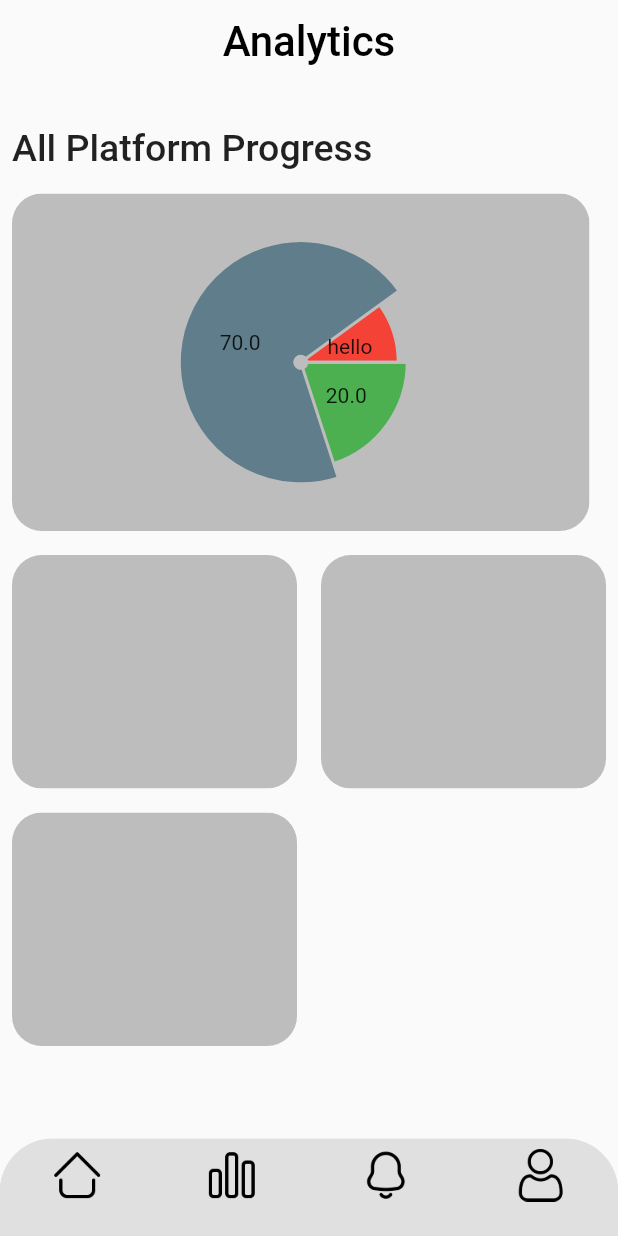
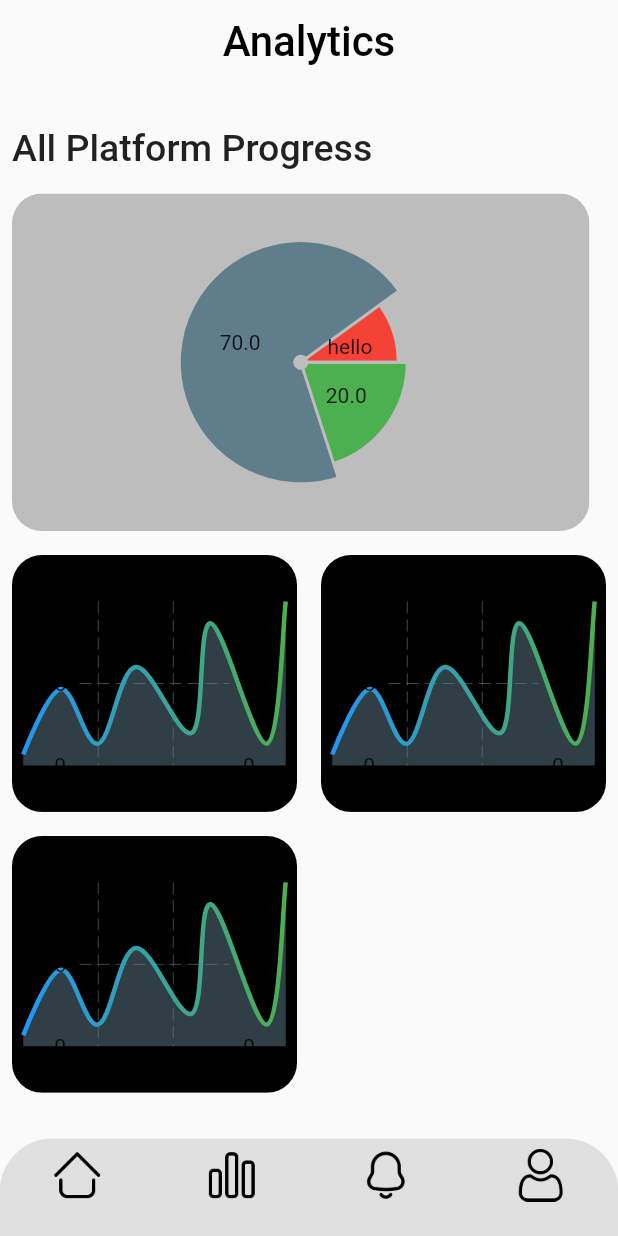
Before and after one commit to Adomakojohn/quizapp, a Flutter app: the screen it shows after launch, item 2 of the bottom bar chosen, on a phone screen of 412 x 824 dp. Run offline on Flutter 3.47's test engine with Material 2 defaults, Android fonts, the phone set to English and light mode, and no system bars; drawn by our look-alikes of fl_chart; our stand-ins replace percent_indicator.

Commit message:
progress on analytics screen

```diff
--- a/lib/models/category_model.dart
+++ b/lib/models/category_model.dart
@@ -1,5 +1,8 @@
+import 'dart:math';
+
 import 'package:flutter/material.dart';
 import 'package:quizapp/screens/notification_screen.dart';
+import 'package:fl_chart/fl_chart.dart';
 
 class CategoryTypes extends StatefulWidget {
   final String categoryText;
@@ -51,7 +54,8 @@ class RecentlyLearnt extends StatefulWidget {
       {super.key,
       required this.subjectName,
       required this.topicName,
-      required this.questionsAnswered, required this.child});
+      required this.questionsAnswered,
+      required this.child});
 
   @override
   State<RecentlyLearnt> createState() => _RecentlyLearntState();
@@ -70,16 +74,32 @@ class _RecentlyLearntState extends State<RecentlyLearnt> {
           color: Colors.white,
           child: Padding(
             padding: const EdgeInsets.all(13),
-           child: Column( mainAxisAlignment: MainAxisAlignment.start,
+            child: Column(
+              mainAxisAlignment: MainAxisAlignment.start,
               crossAxisAlignment: CrossAxisAlignment.start,
-            children:  [
-             const  Icon(Icons.access_time_outlined, size: 30,),
-              Text(widget.subjectName, style: const TextStyle(fontSize: 18, fontWeight: FontWeight.w500),),
-              Text(widget.topicName,style: const TextStyle(fontSize: 15, fontWeight: FontWeight.w500),),
+              children: [
+                const Icon(
+                  Icons.access_time_outlined,
+                  size: 30,
+                ),
+                Text(
+                  widget.subjectName,
+                  style: const TextStyle(
+                      fontSize: 18, fontWeight: FontWeight.w500),
+                ),
+                Text(
+                  widget.topicName,
+                  style: const TextStyle(
+                      fontSize: 15, fontWeight: FontWeight.w500),
+                ),
                 Container(
                   child: widget.child,
                 ),
-              Text(widget.questionsAnswered,style: const TextStyle(fontSize: 18, fontWeight: FontWeight.w400),)
+                Text(
+                  widget.questionsAnswered,
+                  style: const TextStyle(
+                      fontSize: 18, fontWeight: FontWeight.w400),
+                )
               ],
             ),
           ),
@@ -139,7 +159,6 @@ class _TopicsState extends State<Topics> {
   }
 }
 
-
 class AnalyticsDets extends StatefulWidget {
   const AnalyticsDets({super.key});
 
@@ -150,13 +169,51 @@ class AnalyticsDets extends StatefulWidget {
 class _AnalyticsDetsState extends State<AnalyticsDets> {
   @override
   Widget build(BuildContext context) {
-    return  Padding(
+    return Padding(
       padding: const EdgeInsets.all(8.0),
-      child: ClipRRect(borderRadius: BorderRadius.circular(20),
+      child: ClipRRect(
+        borderRadius: BorderRadius.circular(20),
         child: Container(
+          alignment: Alignment.center,
           height: 140,
           width: 200,
-          color: Colors.grey.shade400,
+          color: Colors.black,
+          child: SizedBox(
+            child: LineChart(
+              LineChartData(
+                minX: 3,
+                maxX: 11,
+                minY: 0,
+                maxY: 15,
+                lineBarsData: [
+                  LineChartBarData(
+                    isCurved: true,
+                    barWidth: 3,
+                    dotData: const FlDotData(show: false),
+                    gradient: const LinearGradient(
+                      colors: [
+                        Colors.blue,
+                        Colors.green,
+                      ],
+                    ),
+                    belowBarData: BarAreaData(
+                      show: true,
+                    ),
+                    spots: const [
+                      FlSpot(0, 1),
+                      FlSpot(2, 7),
+                      FlSpot(4, 2),
+                      FlSpot(6, 9),
+                      FlSpot(9, 3),
+                      FlSpot(10, 13),
+                      FlSpot(13, 2),
+                      FlSpot(14, 15),
+                    ],
+                  ),
+                ],
+              ),
+            ),
+          ),
         ),
       ),
     );
--- a/lib/screens/analytics_screen.dart
+++ b/lib/screens/analytics_screen.dart
@@ -68,12 +68,13 @@ class _AnalyticsPageState extends State<AnalyticsPage> {
               ),
             ),
             Expanded(
-                child: GridView.builder(itemCount: 3,
+                child: GridView.builder(
+              itemCount: 3,
               gridDelegate: SliverGridDelegateWithFixedCrossAxisCount(
-                  crossAxisCount: 2,
-                  childAspectRatio: MediaQuery.of(context).size.width /
-                          (MediaQuery.of(context).size.height / 2.4),
-                  ),
+                crossAxisCount: 2,
+                childAspectRatio: MediaQuery.of(context).size.width /
+                    (MediaQuery.of(context).size.height / 2.2),
+              ),
               itemBuilder: (context, index) {
                 return const AnalyticsDets();
               },
```
Lines whose indentation alone changed are shown as unchanged.
